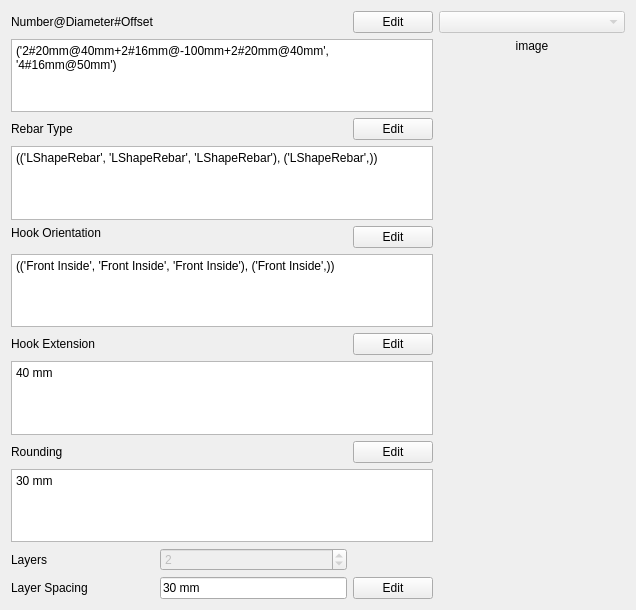
First picture: the form in BeamReinforcement/TopBottomReinforcement.ui, repository amrit3701/FreeCAD-Reinforcement, before the edit.
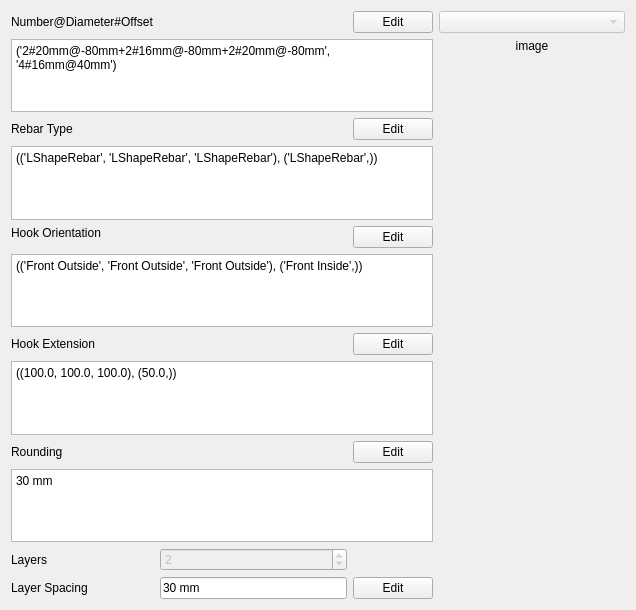
Second picture: the form after the edit. Custom widgets are drawn as their Qt base class.

Commit message: Implement dialog box to edit hook extension

Diff of the .ui file:
```diff
--- a/BeamReinforcement/TopBottomReinforcement.ui
+++ b/BeamReinforcement/TopBottomReinforcement.ui
@@ -85,7 +85,7 @@
       <bool>true</bool>
      </property>
      <property name="plainText">
-      <string>('2#20mm@40mm+2#16mm@-100mm+2#20mm@40mm', '4#16mm@50mm')</string>
+      <string>('2#20mm@-80mm+2#16mm@-80mm+2#20mm@-80mm', '4#16mm@40mm')</string>
      </property>
     </widget>
    </item>
@@ -148,7 +148,7 @@
       <bool>true</bool>
      </property>
      <property name="plainText">
-      <string>(('Front Inside', 'Front Inside', 'Front Inside'), ('Front Inside',))</string>
+      <string>(('Front Outside', 'Front Outside', 'Front Outside'), ('Front Inside',))</string>
      </property>
     </widget>
    </item>
@@ -172,7 +172,7 @@
       <bool>true</bool>
      </property>
      <property name="plainText">
-      <string>40 mm</string>
+      <string>((100.0, 100.0, 100.0), (50.0,))</string>
      </property>
     </widget>
    </item>
```
The commit also changes 3 other files.
